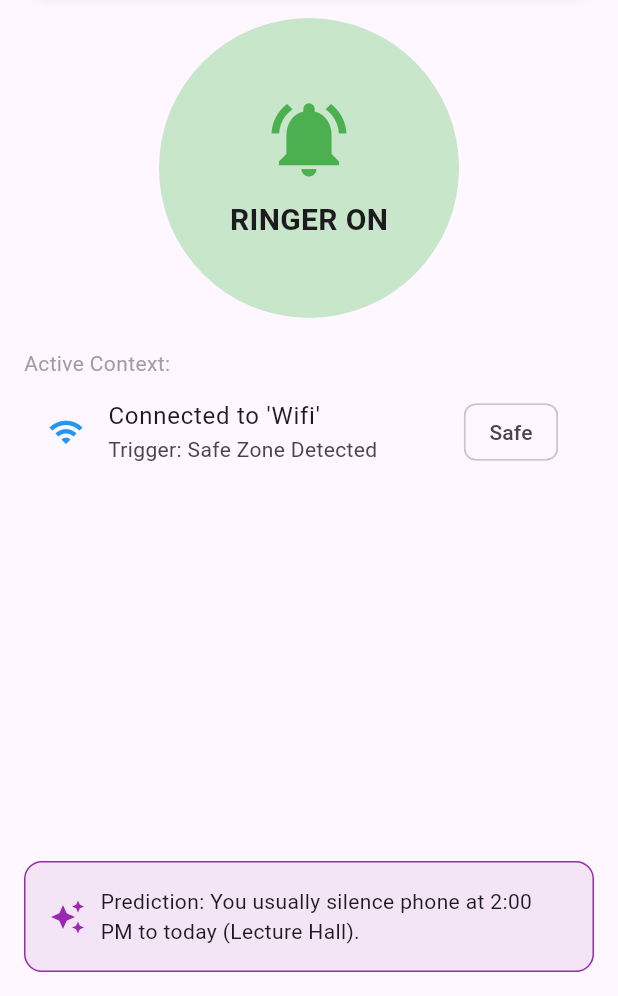
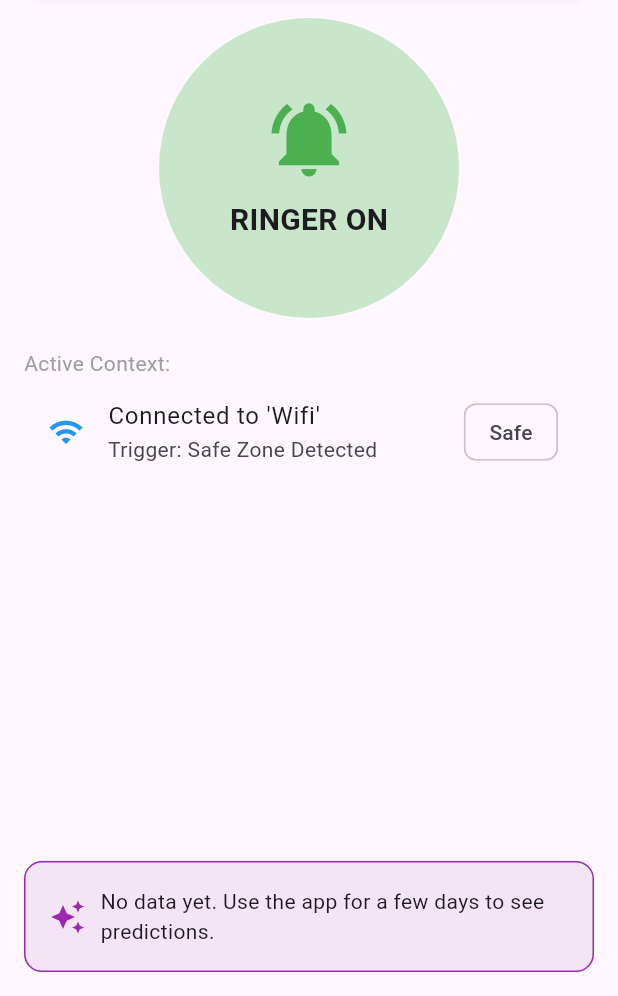
Before and after one commit to AhmadDaneil/SmartSilence, a Flutter app: the screen it shows after launch, after a tap on "SmartSilence Service", on a phone screen of 412 x 824 dp, the part 240-1236 px from its top. Run offline on Flutter 3.47's test engine with Material 3 defaults, Android fonts, the phone set to English and light mode, and no system bars; our stand-ins replace sqflite; accounts and stored records are empty.

Commit message:
Fix the home page, show real logs and check real system permissions at activity.dart.

```diff
--- a/lib/pages/home.dart
+++ b/lib/pages/home.dart
@@ -1,4 +1,6 @@
 import 'package:flutter/material.dart';
+import 'package:smartsilence_contextual_quiet_mode/services/database_helper.dart';
+
 
 class Home extends StatefulWidget {
   const Home({super.key});
@@ -10,6 +12,27 @@ class Home extends StatefulWidget {
 class _HomeState extends State<Home> {
   bool isMasterSwitchOn = true;
   bool isSilentModeActive = false;
+  String predictionText = "Analyzing patterns...";
+
+  @override
+  void initState(){
+    super.initState();
+    _loadPrediction();
+  }
+
+  void _loadPrediction() async{
+    final logs = await DatabaseHelper().getRecentLogs();
+    if (logs.isNotEmpty) {
+      setState(() {
+        predictionText = "Prediction: Based on your recent activity, you might need silent around ${DateTime.fromMillisecondsSinceEpoch(logs.first['timestamp']).hour}:00.";
+      });
+    } else {
+      setState(() {
+        predictionText = "No data yet. Use the app for a few days to see predictions.";
+      });
+    }
+  }
+
 
   @override
   Widget build(BuildContext context) {
@@ -34,6 +57,7 @@ class _HomeState extends State<Home> {
                     onChanged: (val){
                       setState(() {
                         isMasterSwitchOn = val;
+                        print("Background Service Enabled: $val");
                       });
                     },
                   ),
@@ -87,12 +111,12 @@ class _HomeState extends State<Home> {
                     borderRadius: BorderRadius.circular(12),
                     border: Border.all(color: Colors.purple),
                   ),
-                  child: const Row(
+                  child: Row(
                     children: [
                       Icon(Icons.auto_awesome, color: Colors.purple),
                       SizedBox(width: 10),
                       Expanded(
-                        child: Text("Prediction: You usually silence phone at 2:00 PM to today (Lecture Hall)."),
+                        child: Text(predictionText),
                       ),
                     ],
                   ),
```
